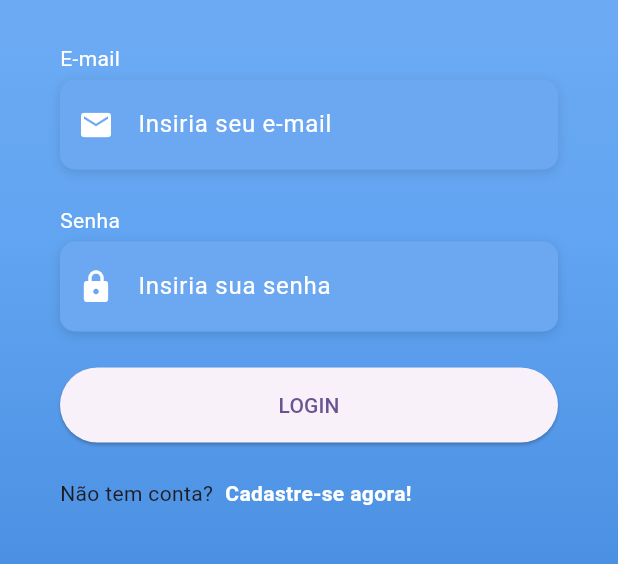
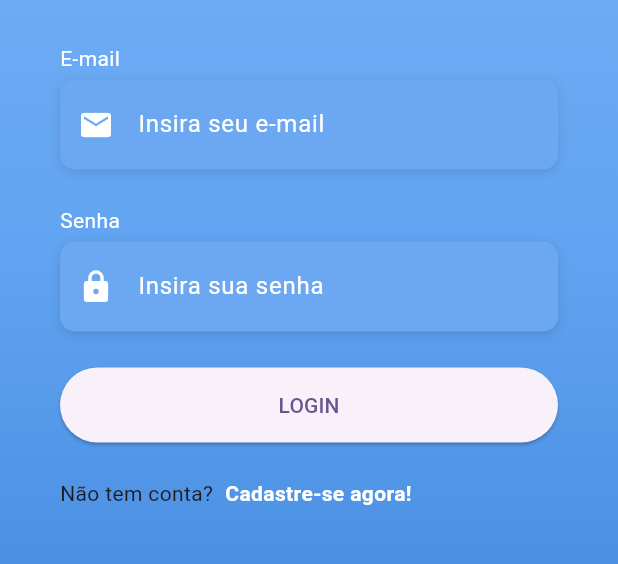
Before and after one commit to Zorzan99/to_do_list_bloc, a Flutter app: the screen it shows after launch, on a phone screen of 412 x 824 dp, the part 246-810 px from its top. Run offline on Flutter 3.47's test engine with Material 3 defaults, Android fonts, the phone set to English and light mode, and no system bars; our stand-ins replace bloc, cloud_firestore, firebase_auth, firebase_core, flutter_bloc; missing offline and left inert: validatorless; accounts and stored records are empty.

Commit message:
Feat: Atualizacao controladores em geral

```diff
--- a/lib/pages/login/login_cubit.dart
+++ b/lib/pages/login/login_cubit.dart
@@ -12,9 +12,7 @@ class LoginCubit extends Cubit<LoginState> {
   Future<void> login(String email, String password) async {
     emit(LoadingLogin());
 
-    await Future.delayed(
-        const Duration(seconds: 2)); // Simula um carregamento de 2 segundos
-
+    await Future.delayed(const Duration(seconds: 3));
     try {
       await _loginRepository.login(email, password);
       emit(LoadedLogin());
--- a/lib/pages/login/login_page.dart
+++ b/lib/pages/login/login_page.dart
@@ -1,13 +1,15 @@
 import 'package:flutter/material.dart';
 import 'package:flutter_bloc/flutter_bloc.dart';
-import 'package:to_do_list_bloc/core/sizes/radius_size.dart';
 import 'package:to_do_list_bloc/core/sizes/screen_size.dart';
 import 'package:to_do_list_bloc/core/sizes/spacing_size.dart';
+import 'package:to_do_list_bloc/core/widgets/button.dart';
 import 'package:to_do_list_bloc/pages/login/login_cubit.dart';
 import 'package:to_do_list_bloc/pages/login/login_state.dart';
+import 'package:to_do_list_bloc/pages/login/widgets/background.dart';
 import 'package:to_do_list_bloc/pages/login/widgets/login_box_field.dart';
 import 'package:to_do_list_bloc/pages/login/widgets/login_form_field.dart';
 import 'package:to_do_list_bloc/routes/routes.dart';
+import 'package:validatorless/validatorless.dart';
 
 class LoginPage extends StatefulWidget {
   const LoginPage({Key? key}) : super(key: key);
@@ -22,31 +24,22 @@ class _LoginPageState extends State<LoginPage> {
   final _passwordEC = TextEditingController();
 
   @override
+  void dispose() {
+    _emailEC.dispose();
+    _passwordEC.dispose();
+    super.dispose();
+  }
+
+  @override
   Widget build(BuildContext context) {
     final cubit = context.watch<LoginCubit>();
 
     return Scaffold(
       body: Form(
           key: _formKey,
-        child: BlocBuilder<LoginCubit, LoginState>(
-          builder: (context, state) {
-            if (state is LoadingLogin) {
-              return const Column(
-                mainAxisAlignment: MainAxisAlignment.center,
-                crossAxisAlignment: CrossAxisAlignment.center,
-                children: [
-                  Center(child: CircularProgressIndicator()),
-                  SizedBox(height: 16),
-                  Center(child: Text('Realizando Login...')),
-                ],
-              );
-            } else if (state is LoadedLogin) {
-              WidgetsBinding.instance.addPostFrameCallback((_) {
-                Navigator.of(context)
-                    .pushNamedAndRemoveUntil('/home', (route) => false);
-              });
-            } else if (state is FailureLogin) {
-              WidgetsBinding.instance.addPostFrameCallback((_) {
+          child: BlocConsumer<LoginCubit, LoginState>(
+            listener: (context, state) {
+              if (state is FailureLogin) {
                 ScaffoldMessenger.of(context).showSnackBar(
                   const SnackBar(
                     content: Column(
@@ -57,28 +50,23 @@ class _LoginPageState extends State<LoginPage> {
                     ),
                   ),
                 );
-              });
               }
-
+            },
+            builder: (context, state) {
+              if (state is LoadingLogin) {
+                return const Column(
+                  mainAxisAlignment: MainAxisAlignment.center,
+                  crossAxisAlignment: CrossAxisAlignment.center,
+                  children: [
+                    Center(child: CircularProgressIndicator()),
+                    SizedBox(height: SpacingSize.g),
+                    Center(child: Text('Realizando Login...')),
+                  ],
+                );
+              }
               return Stack(
                 children: [
-                Container(
-                  height: ScreenSize.screenHeight(context),
-                  width: ScreenSize.screenWidth(context),
-                  decoration: const BoxDecoration(
-                    gradient: LinearGradient(
-                      begin: Alignment.topCenter,
-                      end: Alignment.bottomCenter,
-                      colors: [
-                        Color(0XFF73AEF5),
-                        Color(0xff61a4f1),
-                        Color(0XFF478de0),
-                        Color(0XFF398ae5),
-                      ],
-                      stops: [0.1, 0.4, 0.7, 0.9],
-                    ),
-                  ),
-                ),
+                  const Background(),
                   SizedBox(
                     height: ScreenSize.screenHeight(context),
                     child: SingleChildScrollView(
@@ -103,8 +91,12 @@ class _LoginPageState extends State<LoginPage> {
                           LoginBoxField(
                             label: 'E-mail',
                             child: LoginFormField(
+                              validator: Validatorless.multiple([
+                                Validatorless.required('E-mail obrigatório'),
+                                Validatorless.email('E-mail inválido'),
+                              ]),
                               controller: _emailEC,
-                            hintText: "Insiria seu e-mail",
+                              hintText: "Insira seu e-mail",
                               icon: Icons.email,
                               keyboardType: TextInputType.emailAddress,
                             ),
@@ -112,10 +104,13 @@ class _LoginPageState extends State<LoginPage> {
                           const SizedBox(
                             height: SpacingSize.xl,
                           ),
-                        const LoginBoxField(
+                          LoginBoxField(
                             label: "Senha",
                             child: LoginFormField(
-                            hintText: "Insiria sua senha",
+                              controller: _passwordEC,
+                              validator:
+                                  Validatorless.required('Senha obrigatória'),
+                              hintText: "Insira sua senha",
                               icon: Icons.lock,
                               keyboardType: TextInputType.emailAddress,
                             ),
@@ -123,19 +118,19 @@ class _LoginPageState extends State<LoginPage> {
                           const SizedBox(
                             height: SpacingSize.xl,
                           ),
-                        SizedBox(
-                          height: 50,
-                          width: ScreenSize.screenWidth(context),
-                          child: ElevatedButton(
-                            style: ElevatedButton.styleFrom(
-                              shape: RoundedRectangleBorder(
-                                borderRadius:
-                                    BorderRadius.circular(RadiusSize.xxl),
-                              ),
-                            ),
-                            onPressed: () {},
-                            child: const Text("LOGIN"),
-                          ),
+                          Button(
+                            label: "LOGIN",
+                            onPressed: () async {
+                              final nav = Navigator.of(context);
+                              final valid =
+                                  _formKey.currentState?.validate() ?? false;
+                              if (valid) {
+                                await cubit.login(
+                                    _emailEC.text, _passwordEC.text);
+                                nav.pushNamedAndRemoveUntil(
+                                    Routes.homeRoute, (route) => true);
+                              }
+                            },
                           ),
                           const SizedBox(
                             height: SpacingSize.xl,
@@ -168,59 +163,7 @@ class _LoginPageState extends State<LoginPage> {
                 ],
               );
             },
-        ),
-      ),
+          )),
     );
   }
-
-//  Column(
-//                 mainAxisAlignment: MainAxisAlignment.center,
-//                 children: [
-//                   const FlutterLogo(size: 100),
-//                   const SizedBox(height: 16),
-//                   TextFormField(
-//                     controller: _emailEC,
-//                     validator: Validatorless.multiple([
-//                       Validatorless.required('E-mail obrigatório'),
-//                       Validatorless.email('E-mail inválido'),
-//                     ]),
-//                     decoration: InputDecoration(
-//                       labelText: 'E-mail',
-//                       border: OutlineInputBorder(
-//                         borderRadius: BorderRadius.circular(RadiusSize.g),
-//                       ),
-//                     ),
-//                     keyboardType: TextInputType.emailAddress,
-//                   ),
-//                   const SizedBox(height: 8),
-//                   TextFormField(
-//                     controller: _passwordEC,
-//                     validator: Validatorless.required('Senha obrigatória'),
-//                     decoration: const InputDecoration(
-//                       labelText: 'Senha',
-//                     ),
-//                     obscureText: true,
-//                   ),
-//                   const SizedBox(height: 16),
-//                   ElevatedButton(
-//                     onPressed: () async {
-//                       final valid = _formKey.currentState?.validate() ?? false;
-//                       if (valid) {
-//                         cubit.login(_emailEC.text, _passwordEC.text);
-//                       }
-//                     },
-//                     child: const Text('Login'),
-//                   ),
-//                   const SizedBox(height: 8),
-//                   GestureDetector(
-//                     onTap: () {
-//                       Navigator.pushNamed(context, Routes.registerRoute);
-//                     },
-//                     child: const Text(
-//                       'Não tem uma conta? Cadastre-se!',
-//                       style: TextStyle(color: Colors.blue),
-//                     ),
-//                   ),
-//                 ],
-//               );
 }
--- /dev/null
+++ b/lib/pages/login/widgets/background.dart
@@ -0,0 +1,27 @@
+import 'package:flutter/material.dart';
+import 'package:to_do_list_bloc/core/sizes/screen_size.dart';
+
+class Background extends StatelessWidget {
+  const Background({super.key});
+
+  @override
+  Widget build(BuildContext context) {
+    return Container(
+      height: ScreenSize.screenHeight(context),
+      width: ScreenSize.screenWidth(context),
+      decoration: const BoxDecoration(
+        gradient: LinearGradient(
+          begin: Alignment.topCenter,
+          end: Alignment.bottomCenter,
+          colors: [
+            Color(0XFF73AEF5),
+            Color(0xff61a4f1),
+            Color(0XFF478de0),
+            Color(0XFF398ae5),
+          ],
+          stops: [0.1, 0.4, 0.7, 0.9],
+        ),
+      ),
+    );
+  }
+}
```
Also changed, not shown: lib/pages/home/home_page.dart (+17 -8 lines), lib/repositories/login/login_repository_impl.dart (+5 -3 lines). Lines whose indentation alone changed are shown as unchanged.
